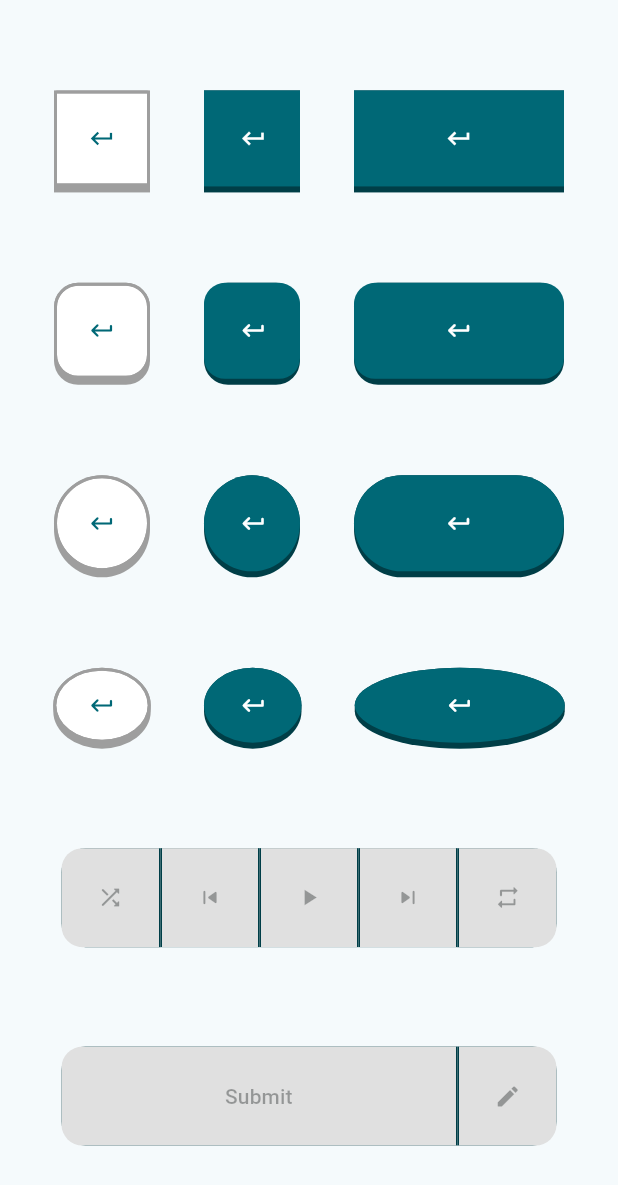
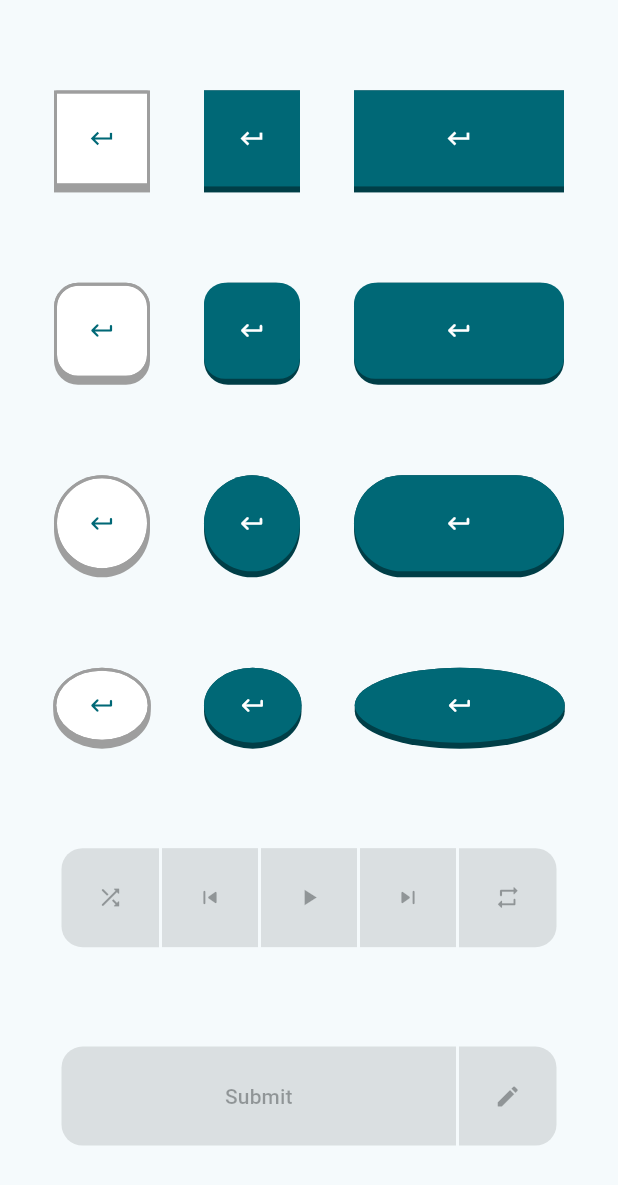
Before and after one commit to DevRedStone/Chiclet, a Flutter app: the screen it shows after launch, on a phone screen of 412 x 824 dp. Shown: the top 1185 px of the screen. Run offline on Flutter 3.47's test engine with Material 3 defaults, Android fonts, the phone set to English and light mode, and no system bars.

Commit message:
Add support for disabled state

```diff
--- a/lib/src/chiclet_animated_button.dart
+++ b/lib/src/chiclet_animated_button.dart
@@ -47,13 +47,9 @@ class ChicletAnimatedButton extends StatefulWidget {
   final Color? backgroundColor;
 
   /// The color for the disabled button's Text and Icon widget descendants.
-  ///
-  /// If not given, it will be Colors.grey.
   final Color? disabledForegroundColor;
 
   /// The color of the disabled button's surface.
-  ///
-  /// If not given, it will be Colors.grey.shade300.
   final Color? disabledBackgroundColor;
 
   /// The shape of the button.
@@ -84,7 +80,7 @@ class ChicletAnimatedButton extends StatefulWidget {
       this.buttonColor,
       this.foregroundColor = Colors.white,
       this.backgroundColor,
-      this.disabledForegroundColor = Colors.grey,
+      this.disabledForegroundColor,
       this.disabledBackgroundColor,
       this.splashFactory = NoSplash.splashFactory,
       this.buttonType = ButtonTypes.roundedRectangle,
@@ -121,8 +117,8 @@ class _ChicletAnimatedButtonState extends State<ChicletAnimatedButton>
           buttonColor: widget.buttonColor,
           foregroundColor: widget.foregroundColor,
           backgroundColor: widget.backgroundColor,
+          disabledForegroundColor: widget.disabledForegroundColor,
           disabledBackgroundColor: widget.disabledBackgroundColor,
-          disabledForegroundColor: widget.disabledForegroundColor,
           splashFactory: widget.splashFactory,
           buttonType: widget.buttonType,
           child: widget.child),
--- a/lib/src/chiclet_button.dart
+++ b/lib/src/chiclet_button.dart
@@ -1,8 +1,9 @@
 import 'dart:math';
+
 import 'package:flutter/material.dart';
 
+import 'enums/button_group_positions.dart';
 import 'enums/button_types.dart';
-import 'enums/button_group_positions.dart';
 
 class ChicletButton extends StatelessWidget {
   final ButtonPositions? _buttonPosition;
@@ -50,13 +51,9 @@ class ChicletButton extends StatelessWidget {
   final Color? backgroundColor;
 
   /// The color for the disabled button's Text and Icon widget descendants.
-  ///
-  /// If not given, it will be Colors.grey.
   final Color? disabledForegroundColor;
 
   /// The color of the disabled button's surface.
-  ///
-  /// If not given, it will be Colors.grey.shade300.
   final Color? disabledBackgroundColor;
 
   /// The shape of the button.
@@ -88,7 +85,7 @@ class ChicletButton extends StatelessWidget {
       this.buttonColor,
       this.foregroundColor = Colors.white,
       this.backgroundColor,
-      this.disabledForegroundColor = Colors.grey,
+      this.disabledForegroundColor,
       this.disabledBackgroundColor,
       this.splashFactory = NoSplash.splashFactory,
       this.buttonType = ButtonTypes.roundedRectangle,
@@ -96,15 +93,22 @@ class ChicletButton extends StatelessWidget {
       : _buttonPosition = buttonPosition,
         super(key: key);
 
-  int shadeValue(int value, double factor) => max(0, min(value - (value * factor).round(), 255));
+  int shadeValue(int value, double factor) =>
+      max(0, min(value - (value * factor).round(), 255));
 
-  Color shadeColor(Color color, double factor) => Color.fromRGBO(shadeValue(color.red, factor), shadeValue(color.green, factor), shadeValue(color.blue, factor), 1);
+  Color shadeColor(Color color, double factor) => Color.fromRGBO(
+      shadeValue(color.red, factor),
+      shadeValue(color.green, factor),
+      shadeValue(color.blue, factor),
+      1);
 
   @override
   Widget build(BuildContext context) {
     final isDisabled = onPressed == null;
-    final double chicletWidth = buttonType == ButtonTypes.circle ? height : width ?? height;
-    final double chicletBorderRadius = buttonType == ButtonTypes.roundedRectangle
+    final double chicletWidth =
+        buttonType == ButtonTypes.circle ? height : width ?? height;
+    final double chicletBorderRadius =
+        buttonType == ButtonTypes.roundedRectangle
             ? borderRadius > height / 2
                 ? height / 2
                 : borderRadius
@@ -115,77 +119,112 @@ class ChicletButton extends StatelessWidget {
         borderRadius: (_buttonPosition == null)
             ? buttonType == ButtonTypes.oval
                 ? BorderRadius.all(Radius.elliptical(chicletWidth, height))
-              : BorderRadius.circular(buttonType == ButtonTypes.roundedRectangle ? borderRadius - 2 : chicletBorderRadius - 2)
+                : BorderRadius.circular(
+                    buttonType == ButtonTypes.roundedRectangle
+                        ? borderRadius - 2
+                        : chicletBorderRadius - 2)
             : (_buttonPosition! == ButtonPositions.start)
                 ? buttonType == ButtonTypes.oval
-                  ? BorderRadius.horizontal(left: Radius.elliptical(chicletWidth * 2, height))
-                  : BorderRadius.horizontal(left: Radius.circular(buttonType == ButtonTypes.roundedRectangle ? borderRadius - 2 : chicletBorderRadius - 2))
+                    ? BorderRadius.horizontal(
+                        left: Radius.elliptical(chicletWidth * 2, height))
+                    : BorderRadius.horizontal(
+                        left: Radius.circular(
+                            buttonType == ButtonTypes.roundedRectangle
+                                ? borderRadius - 2
+                                : chicletBorderRadius - 2))
                 : (_buttonPosition! == ButtonPositions.between)
                     ? BorderRadius.zero
                     : buttonType == ButtonTypes.oval
-                      ? BorderRadius.horizontal(right: Radius.elliptical(chicletWidth * 2, height))
-                      : BorderRadius.horizontal(right: Radius.circular(buttonType == ButtonTypes.roundedRectangle ? borderRadius - 2 : chicletBorderRadius - 2)),
-    );
+                        ? BorderRadius.horizontal(
+                            right: Radius.elliptical(chicletWidth * 2, height))
+                        : BorderRadius.horizontal(
+                            right: Radius.circular(
+                                buttonType == ButtonTypes.roundedRectangle
+                                    ? borderRadius - 2
+                                    : chicletBorderRadius - 2)));
     return Container(
         width: chicletWidth,
         height: (isPressed || isDisabled) ? height : height + buttonHeight,
-      margin: EdgeInsets.only(top: (isPressed || isDisabled) ? buttonHeight : 0),
+        margin:
+            EdgeInsets.only(top: (isPressed || isDisabled) ? buttonHeight : 0),
         padding: EdgeInsets.fromLTRB(
-        (_buttonPosition != null && _buttonPosition != ButtonPositions.start) ? 1 : 0,
+          (_buttonPosition != null && _buttonPosition != ButtonPositions.start)
+              ? 1
+              : 0,
           0,
-        (_buttonPosition != null && _buttonPosition != ButtonPositions.end) ? 1 : 0,
+          (_buttonPosition != null && _buttonPosition != ButtonPositions.end)
+              ? 1
+              : 0,
           isPressed || isDisabled ? 0 : buttonHeight,
         ),
         decoration: BoxDecoration(
-          color: buttonColor ?? (backgroundColor != null ? shadeColor(backgroundColor ?? Colors.black, 0.4) : shadeColor(Theme.of(context).colorScheme.primary, 0.4)),
+            color: buttonColor ??
+                (backgroundColor != null
+                    ? shadeColor(backgroundColor ?? Colors.black, 0.4)
+                    : isDisabled
+                        ? null
+                        : shadeColor(
+                            Theme.of(context).colorScheme.primary, 0.4)),
             borderRadius: (_buttonPosition == null)
                 ? buttonType == ButtonTypes.oval
                     ? BorderRadius.all(Radius.elliptical(chicletWidth, height))
                     : BorderRadius.circular(chicletBorderRadius)
                 : (_buttonPosition! == ButtonPositions.start)
                     ? buttonType == ButtonTypes.oval
-                      ? BorderRadius.horizontal(left: Radius.elliptical(chicletWidth * 2, height))
-                      : BorderRadius.horizontal(left: Radius.circular(chicletBorderRadius))
+                        ? BorderRadius.horizontal(
+                            left: Radius.elliptical(chicletWidth * 2, height))
+                        : BorderRadius.horizontal(
+                            left: Radius.circular(chicletBorderRadius))
                     : (_buttonPosition! == ButtonPositions.between)
                         ? BorderRadius.zero
                         : buttonType == ButtonTypes.oval
-                          ? BorderRadius.horizontal(right: Radius.elliptical(chicletWidth * 2, height))
-                          : BorderRadius.horizontal(right: Radius.circular(chicletBorderRadius))),
+                            ? BorderRadius.horizontal(
+                                right:
+                                    Radius.elliptical(chicletWidth * 2, height))
+                            : BorderRadius.horizontal(
+                                right: Radius.circular(chicletBorderRadius))),
         child: Theme.of(context).useMaterial3 == true
             ? FilledButton(
                 onPressed: onPressed,
                 style: FilledButton.styleFrom(
-                padding: padding,
+                  shape: chicletShape,
+                  minimumSize: minimumSize,
+                  maximumSize: maximumSize,
                   splashFactory: splashFactory,
                   foregroundColor: foregroundColor,
                   backgroundColor: backgroundColor,
-                minimumSize: minimumSize,
-                maximumSize: maximumSize,
-                shape: chicletShape,
-                disabledBackgroundColor: disabledBackgroundColor ?? Colors.grey.shade300,
                   disabledForegroundColor: disabledForegroundColor,
+                  disabledBackgroundColor: disabledBackgroundColor,
+                  padding: (padding != null)
+                      ? const EdgeInsets.all(0).add(padding!)
+                      : const EdgeInsets.all(0),
                 ).copyWith(
                     elevation: MaterialStateProperty.all(0),
-                overlayColor: MaterialStateProperty.all(splashFactory == NoSplash.splashFactory ? Colors.transparent : Theme.of(context).splashColor),
-              ),
+                    overlayColor: MaterialStateProperty.all(
+                        splashFactory == NoSplash.splashFactory
+                            ? Colors.transparent
+                            : Theme.of(context).splashColor)),
                 child: child)
             : ElevatedButton(
                 onPressed: onPressed,
                 style: ElevatedButton.styleFrom(
-                padding: padding,
+                        shape: chicletShape,
+                        minimumSize: minimumSize,
+                        maximumSize: maximumSize,
                         splashFactory: splashFactory,
                         foregroundColor: foregroundColor,
                         backgroundColor: backgroundColor,
-                disabledBackgroundColor: disabledBackgroundColor ?? Colors.grey.shade300,
                         disabledForegroundColor: disabledForegroundColor,
-                minimumSize: minimumSize,
-                maximumSize: maximumSize,
-                shape: chicletShape,
-              ).copyWith(
+                        disabledBackgroundColor: disabledBackgroundColor,
+                        padding: (padding != null)
+                            ? const EdgeInsets.all(0).add(padding!)
+                            : const EdgeInsets.all(0))
+                    .copyWith(
                         elevation: MaterialStateProperty.all(0),
-                overlayColor: MaterialStateProperty.all(splashFactory == NoSplash.splashFactory ? Colors.transparent : Theme.of(context).splashColor),
-              ),
-              child: child),
-    );
+                        overlayColor: MaterialStateProperty.all(
+                            splashFactory == NoSplash.splashFactory
+                                ? Colors.transparent
+                                : Theme.of(context).splashColor)),
+                child: child));
   }
 }
--- a/lib/src/chiclet_segmented_button.dart
+++ b/lib/src/chiclet_segmented_button.dart
@@ -1,11 +1,10 @@
 library parent_class;
 
+import 'package:chiclet/chiclet.dart';
 import 'package:chiclet/src/chiclet_segmented_button_segment.dart';
 import 'package:chiclet/src/enums/button_group_positions.dart';
 import 'package:chiclet/src/enums/button_types.dart';
 import 'package:flutter/material.dart';
-
-import 'package:chiclet/chiclet.dart';
 
 class ChicletSegmentedButton<T> extends StatefulWidget {
   final List<Widget> _chicletButtonsList = [];
@@ -50,13 +49,9 @@ class ChicletSegmentedButton<T> extends StatefulWidget {
   final Color? backgroundColor;
 
   /// The color for the disabled button's Text and Icon widget descendants.
-  ///
-  /// If not given, it will be Colors.grey.
   final Color? disabledForegroundColor;
 
   /// The color of the disabled button's surface.
-  ///
-  /// If not given, it will be Colors.grey.shade300.
   final Color? disabledBackgroundColor;
 
   /// The shape of the button.
@@ -131,6 +126,8 @@ class ChicletSegmentedButton<T> extends StatefulWidget {
                   ? foregroundColor
                   : chicletButton.foregroundColor;
           chicletButton.backgroundColor ??= backgroundColor;
+          chicletButton.disabledForegroundColor ??= disabledForegroundColor;
+          chicletButton.disabledBackgroundColor ??= disabledBackgroundColor;
           chicletButton.splashFactory = splashFactory!;
           if (index != 0 && index != _chicletButtonsList.length - 1) {
             chicletButton.buttonPosition = ButtonPositions.between;
@@ -151,12 +148,10 @@ class _ChicletSegmentedButtonState<T> extends State<ChicletSegmentedButton<T>> {
   @override
   Widget build(BuildContext context) {
     return SizedBox(
-      width: widget.width,
-      height: widget.height + widget.buttonHeight,
-      child: Row(
-        mainAxisAlignment: MainAxisAlignment.center,
-        children: widget.children,
-      ),
-    );
+        width: widget.width,
+        height: widget.height + widget.buttonHeight,
+        child: Row(
+            mainAxisAlignment: MainAxisAlignment.center,
+            children: widget.children));
   }
 }
--- a/lib/src/chiclet_segmented_button_segment.dart
+++ b/lib/src/chiclet_segmented_button_segment.dart
@@ -1,8 +1,8 @@
 import 'package:flutter/material.dart';
 
 import 'chiclet_button.dart';
+import 'enums/button_group_positions.dart';
 import 'enums/button_types.dart';
-import 'enums/button_group_positions.dart';
 
 class ChicletButtonSegment<T> extends StatefulWidget {
   late ButtonPositions? _buttonPosition;
@@ -50,14 +50,10 @@ class ChicletButtonSegment<T> extends StatefulWidget {
   late Color? backgroundColor;
 
   /// The color for the disabled button's Text and Icon widget descendants.
-  ///
-  /// If not given, it will be Colors.grey.
-  final Color? disabledForegroundColor;
+  late Color? disabledForegroundColor;
 
   /// The color of the disabled button's surface.
-  ///
-  /// If not given, it will be Colors.grey.shade300.
-  final Color? disabledBackgroundColor;
+  late Color? disabledBackgroundColor;
 
   /// The shape of the button.
   ///
@@ -90,8 +86,8 @@ class ChicletButtonSegment<T> extends StatefulWidget {
       this.buttonColor,
       this.foregroundColor = Colors.white,
       this.backgroundColor,
+      this.disabledForegroundColor,
       this.disabledBackgroundColor,
-      this.disabledForegroundColor,
       required this.child})
       : _height = height,
         _buttonHeight = buttonHeight = 4,
@@ -132,10 +128,12 @@ class ChicletButtonSegment<T> extends StatefulWidget {
   }
 
   @override
-  State<ChicletButtonSegment<T>> createState() => _ChicletAnimatedButtonState<T>();
+  State<ChicletButtonSegment<T>> createState() =>
+      _ChicletAnimatedButtonState<T>();
 }
 
-class _ChicletAnimatedButtonState<T> extends State<ChicletButtonSegment<T>> with SingleTickerProviderStateMixin {
+class _ChicletAnimatedButtonState<T> extends State<ChicletButtonSegment<T>>
+    with SingleTickerProviderStateMixin {
   late bool _isPressed = widget.isPressed;
   static const Duration duration = Duration(milliseconds: 80);
 
@@ -161,12 +159,11 @@ class _ChicletAnimatedButtonState<T> extends State<ChicletButtonSegment<T>> with
             buttonColor: widget.buttonColor,
             foregroundColor: widget.foregroundColor,
             backgroundColor: widget.backgroundColor,
+            disabledForegroundColor: widget.disabledForegroundColor,
             disabledBackgroundColor: widget.disabledBackgroundColor,
-          disabledForegroundColor: widget.disabledForegroundColor,
             splashFactory: widget._splashFactory,
             buttonType: widget._buttonType,
-          child: widget.child),
-    );
+            child: widget.child));
   }
 
   Future<void> _handleButtonPress() async {
```
Lines whose indentation alone changed are shown as unchanged.
